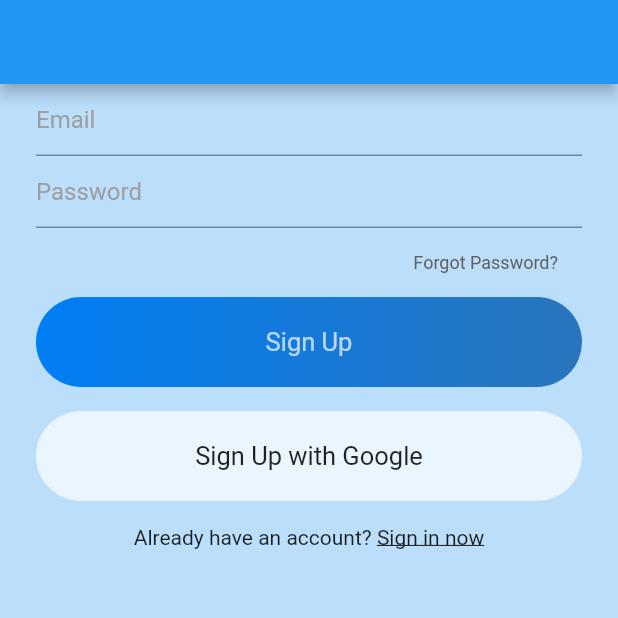
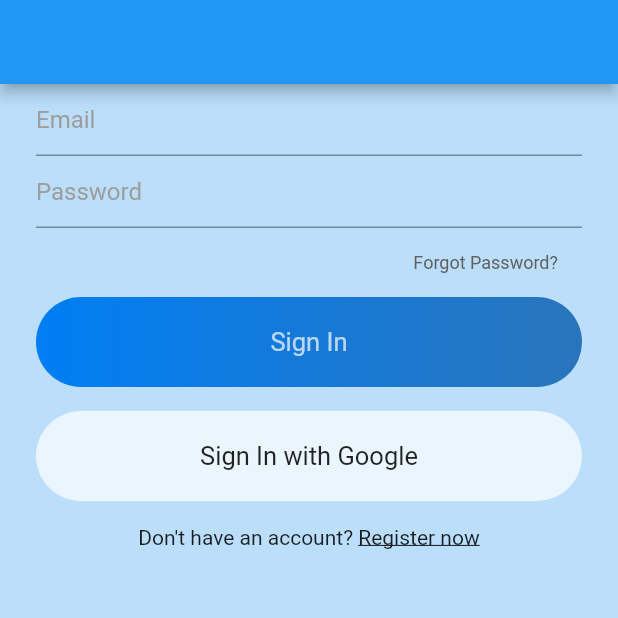
Before and after one commit to wearablebiosensing/carewell_chat, a Flutter app: the screen it shows after launch, on a phone screen of 412 x 824 dp, the top half of it. Run offline on Flutter 3.47's test engine with Material 2 defaults, Android fonts, the phone set to English and light mode, and no system bars; our stand-ins replace cloud_firestore, firebase_auth, firebase_core; accounts and stored records are empty.

```diff
--- a/lib/main.dart
+++ b/lib/main.dart
@@ -70,7 +70,7 @@ class AuthWrapper extends StatefulWidget {
 class _AuthWrapperState extends State<AuthWrapper> {
   @override
   Widget build(BuildContext context) {
-    return SignUp();
+    return SignIn();
   }
 }
 
--- a/lib/views/signin.dart
+++ b/lib/views/signin.dart
@@ -11,6 +11,12 @@ class SignIn extends StatefulWidget {
 }
 
 class _SignInState extends State<SignIn> {
+  TextEditingController emailTextEditingController =
+      new TextEditingController();
+
+  TextEditingController passwordTextEditingController =
+      new TextEditingController();
+
   @override
   Widget build(BuildContext context) {
     var context2 = context;
@@ -22,10 +28,21 @@ class _SignInState extends State<SignIn> {
         appBar: appBarMain(context),
         body: Container(
           padding: EdgeInsets.symmetric(horizontal: 24),
+          child: SingleChildScrollView(
             child: Column(
               children: [
-              textField("email"),
-              textField("password"),
+                TextField(
+                  controller: emailTextEditingController,
+                  decoration: InputDecoration(
+                      hintText: "Email",
+                      hintStyle: TextStyle(color: Colors.grey[500])),
+                ),
+                TextField(
+                  controller: passwordTextEditingController,
+                  decoration: InputDecoration(
+                      hintText: "Password",
+                      hintStyle: TextStyle(color: Colors.grey[500])),
+                ),
                 SizedBox(
                   height: 8,
                 ),
@@ -35,7 +52,8 @@ class _SignInState extends State<SignIn> {
                     padding: EdgeInsets.symmetric(horizontal: 16, vertical: 8),
                     child: Text(
                       "Forgot Password?",
-                    style: new TextStyle(color: Colors.grey[700], fontSize: 12),
+                      style:
+                          new TextStyle(color: Colors.grey[700], fontSize: 12),
                     ),
                   ),
                 ),
@@ -52,7 +70,8 @@ class _SignInState extends State<SignIn> {
                           colors: [Color(0xff007EF4), Color(0xff2A75BC)]),
                       borderRadius: BorderRadius.circular(30)),
                   child: Text("Sign In",
-                    style: new TextStyle(color: Colors.white70, fontSize: 17)),
+                      style:
+                          new TextStyle(color: Colors.white70, fontSize: 17)),
                 ),
                 SizedBox(
                   height: 16,
@@ -65,7 +84,8 @@ class _SignInState extends State<SignIn> {
                       color: Colors.white70,
                       borderRadius: BorderRadius.circular(30)),
                   child: Text("Sign In with Google",
-                    style: new TextStyle(color: Colors.black87, fontSize: 17)),
+                      style:
+                          new TextStyle(color: Colors.black87, fontSize: 17)),
                 ),
                 SizedBox(
                   height: 16,
@@ -85,6 +105,7 @@ class _SignInState extends State<SignIn> {
                 )
               ],
             ),
+          ),
         ));
   }
 }
```
Lines whose indentation alone changed are shown as unchanged.
